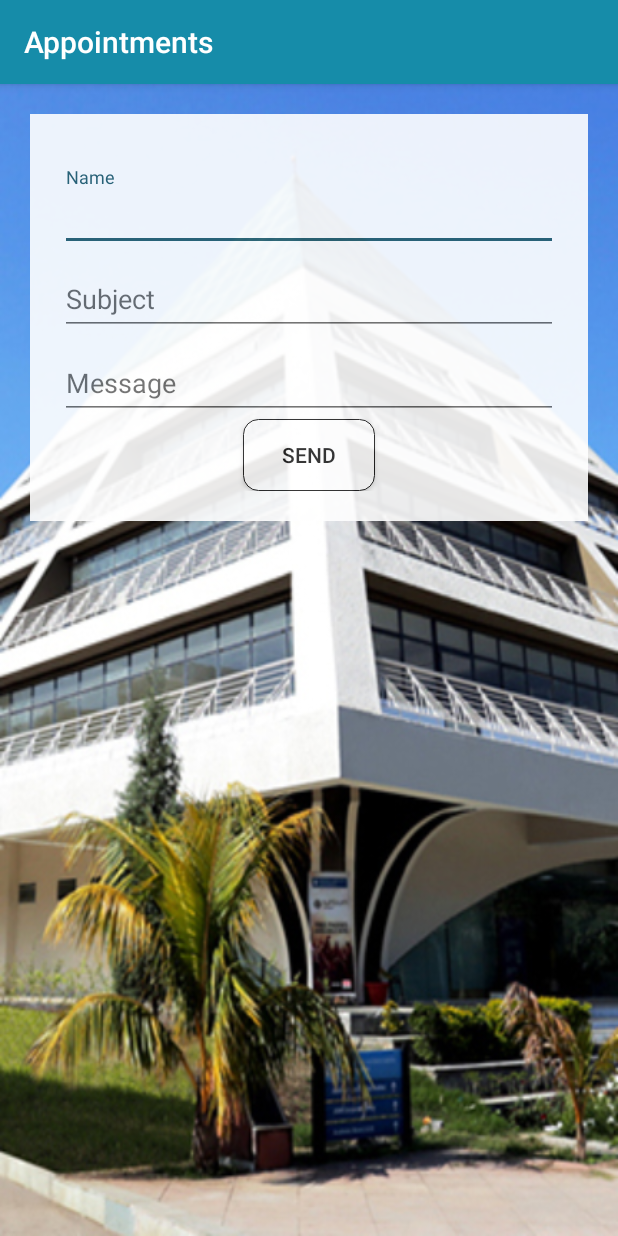
After one commit to devesh1109/JLUApp, an Android app: the FeedbackActivity screen opened directly, with no data from a screen before it, on a phone screen of 412 x 824 dp. The commit adds this screen. Run offline under Robolectric (Android 15) with nearby library versions, the phone set to English and light mode, and no system bars; our stand-ins replace Volley.

Commit message:
SEARCH AND FEEDBACK DONE

```diff
--- a/app/src/main/AndroidManifest.xml
+++ b/app/src/main/AndroidManifest.xml
@@ -120,6 +120,11 @@
                 android:name="android.support.PARENT_ACTIVITY"
                 android:value=".activity.HomeScreen" />
         </activity>
+        <activity android:name=".activity.FeedbackActivity"  android:label="Appointments">
+            <meta-data
+                android:name="android.support.PARENT_ACTIVITY"
+                android:value=".activity.HomeScreen" />
+        </activity>
     </application>
 
 </manifest>
--- a/app/src/main/java/module/project/androidbraintech/jluapp/Utilities/CustomFilter.java
+++ b/app/src/main/java/module/project/androidbraintech/jluapp/Utilities/CustomFilter.java
@@ -49,7 +49,7 @@ public class CustomFilter extends Filter{
     }
     @Override
     protected void publishResults(CharSequence constraint, FilterResults results) {
-        adapter.players= (ArrayList<ContentContactList>) results.values;
+        adapter.contacts= (ArrayList<ContentContactList>) results.values;
         //REFRESH
         adapter.notifyDataSetChanged();
     }
--- /dev/null
+++ b/app/src/main/java/module/project/androidbraintech/jluapp/activity/FeedbackActivity.java
@@ -0,0 +1,122 @@
+package module.project.androidbraintech.jluapp.activity;
+
+import android.os.Bundle;
+import android.support.design.widget.TextInputLayout;
+import android.support.v7.app.AppCompatActivity;
+import android.util.Log;
+import android.view.View;
+import android.widget.Button;
+import android.widget.EditText;
+import android.widget.Toast;
+
+import com.android.volley.Request;
+import com.android.volley.RequestQueue;
+import com.android.volley.Response;
+import com.android.volley.VolleyError;
+import com.android.volley.toolbox.StringRequest;
+import com.android.volley.toolbox.Volley;
+
+import org.json.JSONArray;
+import org.json.JSONException;
+import org.json.JSONObject;
+
+import java.util.HashMap;
+import java.util.Map;
+
+import module.project.androidbraintech.jluapp.R;
+import module.project.androidbraintech.jluapp.Utilities.UrlAddressHolder;
+
+public class FeedbackActivity extends AppCompatActivity {
+
+    TextInputLayout fb_name,fb_title,fb_message;
+    EditText fb_name_txt,fb_title_txt,fb_message_txt;
+    Button buttonSend;
+    private static final String POST_URL = UrlAddressHolder.BASE_ADDRESS+UrlAddressHolder.FEEDBACK;
+
+    public static final String KEY_NAME = "fb_name";
+    public static final String KEY_TITLE = "fb_title";
+    public static final String KEY_MESSAGE = "fb_message";
+
+
+    @Override
+    protected void onCreate(Bundle savedInstanceState) {
+        super.onCreate(savedInstanceState);
+        setContentView(R.layout.content_feedback_jlu);
+
+        fb_name = (TextInputLayout) findViewById(R.id.fb_name);
+        fb_name_txt = (EditText) findViewById(R.id.fb_name_txt);
+        fb_title = (TextInputLayout) findViewById(R.id.fb_title);
+        fb_title_txt = (EditText) findViewById(R.id.fb_title_txt);
+        fb_message = (TextInputLayout) findViewById(R.id.fb_message);
+        fb_message_txt = (EditText) findViewById(R.id.fb_message_txt);
+
+
+        fb_name.setHint("Name");
+        fb_title.setHint("Subject");
+        fb_message.setHint("Message");
+        buttonSend = (Button)findViewById(R.id.buttonSend);
+        buttonSend.setOnClickListener(new View.OnClickListener() {
+            @Override
+            public void onClick(View v) {
+                postInfo();
+            }
+        });
+    }
+
+    public void postInfo()
+    {
+        final String  final_name = fb_name_txt.getText().toString().trim();
+        final String  final_title = fb_title_txt.getText().toString().trim();
+        final String  final_message = fb_message_txt.getText().toString().trim();
+
+        StringRequest stringRequest = new StringRequest(Request.Method.POST, POST_URL,
+                new Response.Listener<String>() {
+                    @Override
+                    public void onResponse(String response) {
+
+                        try {
+                            Log.d("KEY_RESPONSE",response);
+                            JSONObject jsonObject = new JSONObject(response);
+                            JSONArray jsonData;
+                            int flag = jsonObject.getInt("success");
+                            if (flag == 1) {
+
+
+                                Toast.makeText(FeedbackActivity.this,"Sent. Thankyou for your time.",Toast.LENGTH_LONG).show();
+                                fb_name_txt.setText(null);
+                                fb_title_txt.setText(null);
+                                fb_message_txt.setText(null);
+
+                            } else {
+                                Log.d("KEY_ELSE",response);
+                                Toast.makeText(FeedbackActivity.this, "Not sent. Check your network Connection", Toast.LENGTH_LONG).show();
+                            }
+                        } catch (JSONException e) {
+                            Log.d("Key_CATCH",e.toString());
+                        }
+                    }
+                },new Response.ErrorListener() {
+                    @Override
+                    public void onErrorResponse(VolleyError error) {
+                        Log.d("ERROR",error.toString());
+                    }
+                }){
+            @Override
+            protected Map<String,String> getParams(){
+                Map<String,String> params = new HashMap<String, String>();
+                params.put(KEY_NAME,final_name);
+                params.put(KEY_TITLE,final_title);
+                params.put(KEY_MESSAGE,final_message);
+                return params;
+            }
+
+        };
+
+        RequestQueue requestQueue = Volley.newRequestQueue(this);
+        requestQueue.add(stringRequest);
+    }
+
+
+
+
+}
--- a/app/src/main/java/module/project/androidbraintech/jluapp/homescreen_adapters/CurrentStudentsAdapter.java
+++ b/app/src/main/java/module/project/androidbraintech/jluapp/homescreen_adapters/CurrentStudentsAdapter.java
@@ -22,6 +22,7 @@ import module.project.androidbraintech.jluapp.Utilities.Utils;
 import module.project.androidbraintech.jluapp.activity.CampusLifeActivity;
 import module.project.androidbraintech.jluapp.activity.CampusNewsActivity;
 import module.project.androidbraintech.jluapp.activity.ContactDirectory;
+import module.project.androidbraintech.jluapp.activity.FeedbackActivity;
 import module.project.androidbraintech.jluapp.activity.TakeAppointmentActivity;
 import module.project.androidbraintech.jluapp.activity.StudentProfileActivity;
 import module.project.androidbraintech.jluapp.activity.TimeTableActivity;
@@ -162,7 +163,10 @@ public class CurrentStudentsAdapter extends RecyclerView.Adapter<RecyclerView.Vi
 
                 }else if(m.getId()==11){
 
-
+                    if(Utils.checkIfNetworkIsAvailable(context)) {
+                        Intent intent = new Intent(context, FeedbackActivity.class);
+                        context.startActivity(intent);
+                    }
 
                     //your feedback
 
--- /dev/null
+++ b/app/src/main/res/layout/content_feedback_jlu.xml
@@ -0,0 +1,78 @@
+<?xml version="1.0" encoding="utf-8"?>
+<ScrollView xmlns:android="http://schemas.android.com/apk/res/android"
+    xmlns:app="http://schemas.android.com/apk/res-auto"
+    xmlns:tools="http://schemas.android.com/tools"
+    android:layout_width="match_parent"
+    android:layout_height="match_parent"
+
+    android:background="@drawable/back2"
+    android:padding="20dp">
+    <RelativeLayout
+        android:layout_width="match_parent"
+        android:layout_height="wrap_content"
+        android:padding="20dp"
+        android:alpha="0.9"
+        android:background="#ffffff"
+        android:layout_centerVertical="true"
+        android:layout_alignParentLeft="true"
+        android:layout_alignParentStart="true">
+
+<android.support.design.widget.TextInputLayout
+    android:layout_width="match_parent"
+    android:layout_height="wrap_content"
+    android:layout_marginTop="15dp"
+    android:id="@+id/fb_name">
+    <EditText
+        android:layout_width="match_parent"
+        android:layout_height="wrap_content"
+        android:hint="Name (Optional)"
+        android:textColorHint="@color/colorAccent"
+        android:id="@+id/fb_name_txt"
+        android:singleLine="true"/>
+
+
+    </android.support.design.widget.TextInputLayout>
+<android.support.design.widget.TextInputLayout
+    android:layout_width="match_parent"
+    android:layout_height="wrap_content"
+    android:id="@+id/fb_title"
+    android:layout_below="@+id/fb_name">
+    <EditText
+        android:layout_width="match_parent"
+        android:layout_height="wrap_content"
+        android:hint="Subject"
+        android:id="@+id/fb_title_txt"
+        android:textColorHint="@color/colorAccent"
+        android:singleLine="true"/>
+    </android.support.design.widget.TextInputLayout>
+
+    <android.support.design.widget.TextInputLayout
+        android:layout_width="match_parent"
+        android:layout_height="wrap_content"
+        android:id="@+id/fb_message"
+        android:layout_below="@+id/fb_title">
+        <EditText
+            android:layout_width="match_parent"
+            android:layout_height="wrap_content"
+
+            android:hint="Message"
+            android:id="@+id/fb_message_txt"
+            android:textColorHint="@color/colorAccent"
+            android:singleLine="false"/>
+
+    </android.support.design.widget.TextInputLayout>
+
+
+
+        <Button
+            android:layout_width="wrap_content"
+            android:layout_height="wrap_content"
+            android:text="Send"
+            android:id="@+id/buttonSend"
+            android:layout_below="@+id/fb_message"
+            android:layout_centerHorizontal="true"
+            android:background="@drawable/borders" />
+
+
+    </RelativeLayout>
+</ScrollView>
--- a/app/src/main/res/layout/model.xml
+++ b/app/src/main/res/layout/model.xml
@@ -43,6 +43,7 @@
             android:layout_below="@+id/posTxt"
             android:layout_toRightOf="@+id/playerImage"
             android:layout_alignParentRight="true"
-            android:layout_alignParentEnd="true" />
+            android:layout_alignParentEnd="true"
+            android:paddingBottom="1dp"/>
     </RelativeLayout>
 </android.support.v7.widget.CardView>
```
Also changed, not shown: app/src/main/java/module/project/androidbraintech/jluapp/adapters/ContactDirectoryAdapter.java (+9 -9 lines).
